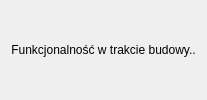
Qt form ui/zarzadzanie_PA_widget.ui (m-dudzinski/FiberAssistant-QGIS) before a commit.
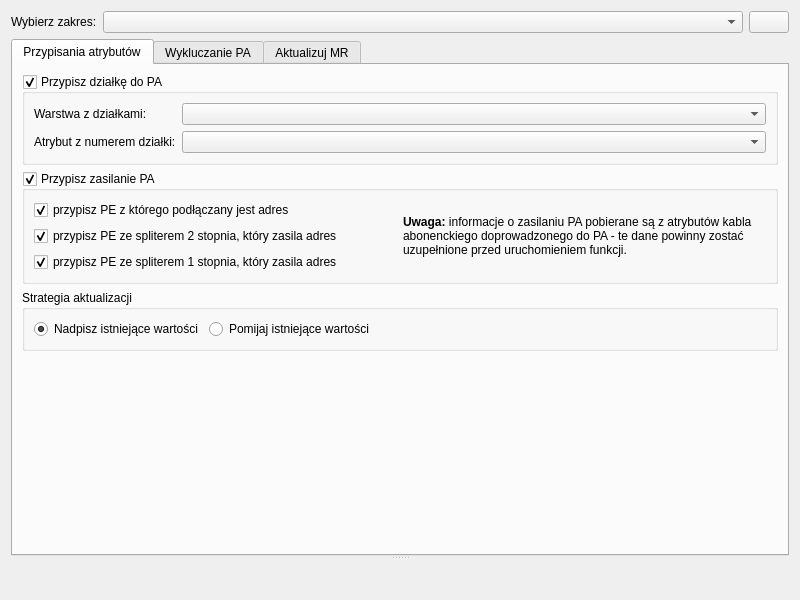
The same form after that commit. Icons and pictures are not drawn.

Diff of the .ui file:
```diff
--- a/ui/zarzadzanie_PA_widget.ui
+++ b/ui/zarzadzanie_PA_widget.ui
@@ -2,15 +2,422 @@
 <ui version="4.0">
  <class>ZarzadzaniePAWidget</class>
  <widget class="QWidget" name="ZarzadzaniePAWidget">
-  <layout class="QVBoxLayout" name="verticalLayout">
+  <property name="geometry">
+   <rect>
+    <x>0</x>
+    <y>0</y>
+    <width>800</width>
+    <height>600</height>
+   </rect>
+  </property>
+  <property name="windowTitle">
+   <string>Form</string>
+  </property>
+  <layout class="QVBoxLayout" name="verticalLayout_main">
    <item>
-    <widget class="QLabel" name="label">
-     <property name="text">
-      <string>Funkcjonalność w trakcie budowy..</string>
+    <layout class="QHBoxLayout" name="horizontalLayout_zakres">
+     <item>
+      <widget class="QLabel" name="label_zakres">
+       <property name="text">
+        <string>Wybierz zakres:</string>
+       </property>
+      </widget>
+     </item>
+     <item>
+      <widget class="QComboBox" name="zakres_combo_box">
+       <property name="sizePolicy">
+        <sizepolicy hsizetype="Expanding" vsizetype="Fixed">
+         <horstretch>0</horstretch>
+         <verstretch>0</verstretch>
+        </sizepolicy>
+       </property>
+      </widget>
+     </item>
+     <item>
+      <widget class="QPushButton" name="refresh_button">
+       <property name="toolTip">
+        <string>Odśwież listę zakresów</string>
+       </property>
+       <property name="text">
+        <string/>
+       </property>
+       <property name="icon">
+        <iconset>
+         <normaloff>:/icons/options_icons/options_icon_refresh.png</normaloff>:/icons/options_icons/options_icon_refresh.png</iconset>
+       </property>
+      </widget>
+     </item>
+    </layout>
+   </item>
+   <item>
+    <widget class="QSplitter" name="splitter">
+     <property name="orientation">
+      <enum>Qt::Vertical</enum>
      </property>
-     <property name="alignment">
-      <set>Qt::AlignCenter</set>
-     </property>
+     <widget class="QTabWidget" name="tabWidget">
+      <property name="minimumSize">
+       <size>
+        <width>0</width>
+        <height>400</height>
+       </size>
+      </property>
+      <property name="currentIndex">
+       <number>0</number>
+      </property>
+      <widget class="QWidget" name="tab_przypisania_atrybutow">
+       <attribute name="title">
+        <string>Przypisania atrybutów</string>
+       </attribute>
+       <layout class="QVBoxLayout" name="verticalLayout_tab">
+        <item>
+         <widget class="QGroupBox" name="groupBox_dzialka">
+          <property name="title">
+           <string>Przypisz działkę do PA</string>
+          </property>
+          <property name="checkable">
+           <bool>true</bool>
+          </property>
+          <layout class="QFormLayout" name="formLayout_dzialka">
+           <item row="0" column="0">
+            <widget class="QLabel" name="label_warstwa_dzialek">
+             <property name="text">
+              <string>Warstwa z działkami:</string>
+             </property>
+            </widget>
+           </item>
+           <item row="0" column="1">
+            <widget class="QComboBox" name="dzialki_layer_combobox"/>
+           </item>
+           <item row="1" column="0">
+            <widget class="QLabel" name="label_atrybut_dzialki">
+             <property name="text">
+              <string>Atrybut z numerem działki:</string>
+             </property>
+            </widget>
+           </item>
+           <item row="1" column="1">
+            <widget class="QComboBox" name="dzialki_attribute_combobox"/>
+           </item>
+          </layout>
+         </widget>
+        </item>
+        <item>
+         <widget class="QGroupBox" name="groupBox_zasilanie">
+          <property name="title">
+           <string>Przypisz zasilanie PA</string>
+          </property>
+          <property name="checkable">
+           <bool>true</bool>
+          </property>
+          <layout class="QHBoxLayout" name="horizontalLayout_zasilanie">
+           <item>
+            <layout class="QVBoxLayout" name="verticalLayout_zasilanie_cb">
+             <item>
+              <widget class="QCheckBox" name="cb_przypisz_pe">
+               <property name="text">
+                <string>przypisz PE z którego podłączany jest adres</string>
+               </property>
+               <property name="checked">
+                <bool>true</bool>
+               </property>
+              </widget>
+             </item>
+             <item>
+              <widget class="QCheckBox" name="cb_przypisz_md_split">
+               <property name="text">
+                <string>przypisz PE ze spliterem 2 stopnia, który zasila adres</string>
+               </property>
+               <property name="checked">
+                <bool>true</bool>
+               </property>
+              </widget>
+             </item>
+             <item>
+              <widget class="QCheckBox" name="cb_przypisz_spl_i_rz">
+               <property name="text">
+                <string>przypisz PE ze spliterem 1 stopnia, który zasila adres</string>
+               </property>
+               <property name="checked">
+                <bool>true</bool>
+               </property>
+              </widget>
+             </item>
+            </layout>
+           </item>
+           <item>
+            <widget class="QLabel" name="label_zasilanie_info">
+             <property name="text">
+              <string>&lt;b>Uwaga:&lt;/b> informacje o zasilaniu PA pobierane są z atrybutów kabla abonenckiego doprowadzonego do PA - te dane powinny zostać uzupełnione przed uruchomieniem funkcji.</string>
+             </property>
+             <property name="wordWrap">
+              <bool>true</bool>
+             </property>
+            </widget>
+           </item>
+          </layout>
+         </widget>
+        </item>
+        <item>
+         <widget class="QGroupBox" name="groupBox_strategia">
+          <property name="title">
+           <string>Strategia aktualizacji</string>
+          </property>
+          <layout class="QHBoxLayout" name="horizontalLayout_strategia">
+           <item>
+            <widget class="QRadioButton" name="nadpisz_radio">
+             <property name="text">
+              <string>Nadpisz istniejące wartości</string>
+             </property>
+             <property name="checked">
+              <bool>true</bool>
+             </property>
+            </widget>
+           </item>
+           <item>
+            <widget class="QRadioButton" name="pomijaj_radio">
+             <property name="text">
+              <string>Pomijaj istniejące wartości</string>
+             </property>
+            </widget>
+           </item>
+           <item>
+            <spacer name="horizontalSpacer">
+             <property name="orientation">
+              <enum>Qt::Horizontal</enum>
+             </property>
+             <property name="sizeHint" stdset="0">
+              <size>
+               <width>40</width>
+               <height>20</height>
+              </size>
+             </property>
+            </spacer>
+           </item>
+          </layout>
+         </widget>
+        </item>
+        <item>
+         <spacer name="verticalSpacer">
+          <property name="orientation">
+           <enum>Qt::Vertical</enum>
+          </property>
+          <property name="sizeHint" stdset="0">
+           <size>
+            <width>20</width>
+            <height>40</height>
+           </size>
+          </property>
+         </spacer>
+        </item>
+       </layout>
+      </widget>
+      <widget class="QWidget" name="tab_wykluczanie_pa">
+       <attribute name="title">
+        <string>Wykluczanie PA</string>
+       </attribute>
+       <layout class="QVBoxLayout" name="verticalLayout_wykluczanie">
+        <item>
+         <widget class="QGroupBox" name="groupBox_oznaczenie">
+          <property name="title">
+           <string>Oznaczenie adresów</string>
+          </property>
+          <layout class="QHBoxLayout" name="horizontalLayout_oznaczenie">
+           <item>
+            <widget class="QRadioButton" name="radio_do_wykluczenia">
+             <property name="text">
+              <string>Do wykluczenia (X_dubel = TAK)</string>
+             </property>
+             <property name="checked">
+              <bool>true</bool>
+             </property>
+            </widget>
+           </item>
+           <item>
+            <widget class="QRadioButton" name="radio_do_weryfikacji">
+             <property name="text">
+              <string>Do weryfikacji (X_weryfik = TAK)</string>
+             </property>
+            </widget>
+           </item>
+          </layout>
+         </widget>
+        </item>
+        <item>
+         <widget class="QGroupBox" name="groupBox_identyfikator">
+          <property name="title">
+           <string>Wybór identyfikatora</string>
+          </property>
+          <layout class="QHBoxLayout" name="horizontalLayout_identyfikator">
+           <item>
+            <widget class="QRadioButton" name="radio_id_budynku">
+             <property name="text">
+              <string>Po atrybucie Id_budynku</string>
+             </property>
+             <property name="checked">
+              <bool>true</bool>
+             </property>
+            </widget>
+           </item>
+           <item>
+            <widget class="QRadioButton" name="radio_x_id_tok">
+             <property name="text">
+              <string>Po atrybucie X_ID_TOK</string>
+             </property>
+            </widget>
+           </item>
+          </layout>
+         </widget>
+        </item>
+        <item>
+         <widget class="QTabWidget" name="tabWidget_input">
+          <property name="currentIndex">
+           <number>0</number>
+          </property>
+          <widget class="QWidget" name="tab_plik">
+           <attribute name="title">
+            <string>Wczytaj z pliku</string>
+           </attribute>
+           <layout class="QHBoxLayout" name="horizontalLayout_plik">
+            <item>
+             <widget class="QLineEdit" name="file_path_line_edit"/>
+            </item>
+            <item>
+             <widget class="QPushButton" name="browse_button">
+              <property name="text">
+               <string>Przeglądaj...</string>
+              </property>
+             </widget>
+            </item>
+           </layout>
+          </widget>
+          <widget class="QWidget" name="tab_recznie">
+           <attribute name="title">
+            <string>Wprowadź ręcznie</string>
+           </attribute>
+           <layout class="QVBoxLayout" name="verticalLayout_recznie">
+            <item>
+             <widget class="QTextEdit" name="manual_input_text_edit">
+              <property name="placeholderText">
+               <string>Wprowadź identyfikatory oddzielone przecinkiem, średnikiem lub nową linią...</string>
+              </property>
+             </widget>
+            </item>
+           </layout>
+          </widget>
+         </widget>
+        </item>
+        <item>
+         <widget class="QGroupBox" name="groupBox_strategia_wykluczanie">
+          <property name="title">
+           <string>Strategia aktualizacji</string>
+          </property>
+          <layout class="QHBoxLayout" name="horizontalLayout_strategia_wykluczanie">
+           <item>
+            <widget class="QRadioButton" name="nadpisz_radio_wykluczanie">
+             <property name="text">
+              <string>Nadpisz istniejące wartości</string>
+             </property>
+             <property name="checked">
+              <bool>true</bool>
+             </property>
+            </widget>
+           </item>
+           <item>
+            <widget class="QRadioButton" name="pomijaj_radio_wykluczanie">
+             <property name="text">
+              <string>Pomijaj istniejące wartości</string>
+             </property>
+            </widget>
+           </item>
+          </layout>
+         </widget>
+        </item>
+        <item>
+         <spacer name="verticalSpacer_wykluczanie">
+          <property name="orientation">
+           <enum>Qt::Vertical</enum>
+          </property>
+          <property name="sizeHint" stdset="0">
+           <size>
+            <width>20</width>
+            <height>40</height>
+           </size>
+          </property>
+         </spacer>
+        </item>
+       </layout>
+      </widget>
+      <widget class="QWidget" name="tab_aktualizuj_mr">
+       <attribute name="title">
+        <string>Aktualizuj MR</string>
+       </attribute>
+       <layout class="QVBoxLayout" name="verticalLayout_mr">
+        <item>
+         <widget class="QGroupBox" name="groupBox_plik_mr">
+          <property name="title">
+           <string>Plik z danymi</string>
+          </property>
+          <layout class="QHBoxLayout" name="horizontalLayout_plik_mr">
+           <item>
+            <widget class="QLineEdit" name="file_path_line_edit_mr">
+             <property name="placeholderText">
+              <string>Wybierz plik Excel (.xlsx)...</string>
+             </property>
+            </widget>
+           </item>
+           <item>
+            <widget class="QPushButton" name="browse_button_mr">
+             <property name="text">
+              <string>Przeglądaj...</string>
+             </property>
+            </widget>
+           </item>
+          </layout>
+         </widget>
+        </item>
+        <item>
+         <widget class="QGroupBox" name="groupBox_strategia_mr">
+          <property name="title">
+           <string>Strategia aktualizacji atrybutu MR</string>
+          </property>
+          <layout class="QHBoxLayout" name="horizontalLayout_strategia_mr">
+           <item>
+            <widget class="QRadioButton" name="nadpisz_radio_mr">
+             <property name="text">
+              <string>Nadpisz istniejące wartości</string>
+             </property>
+             <property name="checked">
+              <bool>true</bool>
+             </property>
+            </widget>
+           </item>
+           <item>
+            <widget class="QRadioButton" name="pomijaj_radio_mr">
+             <property name="text">
+              <string>Pomijaj obiekty z istniejącą wartością</string>
+             </property>
+            </widget>
+           </item>
+          </layout>
+         </widget>
+        </item>
+        <item>
+         <spacer name="verticalSpacer_mr">
+          <property name="orientation">
+           <enum>Qt::Vertical</enum>
+          </property>
+          <property name="sizeHint" stdset="0">
+           <size>
+            <width>20</width>
+            <height>40</height>
+           </size>
+          </property>
+         </spacer>
+        </item>
+       </layout>
+      </widget>
+     </widget>
+     <widget class="QWidget" name="output_widget_placeholder" native="true"/>
     </widget>
    </item>
   </layout>
```
Left out of the diff: 2 changed lines with no effect on the pictures.
